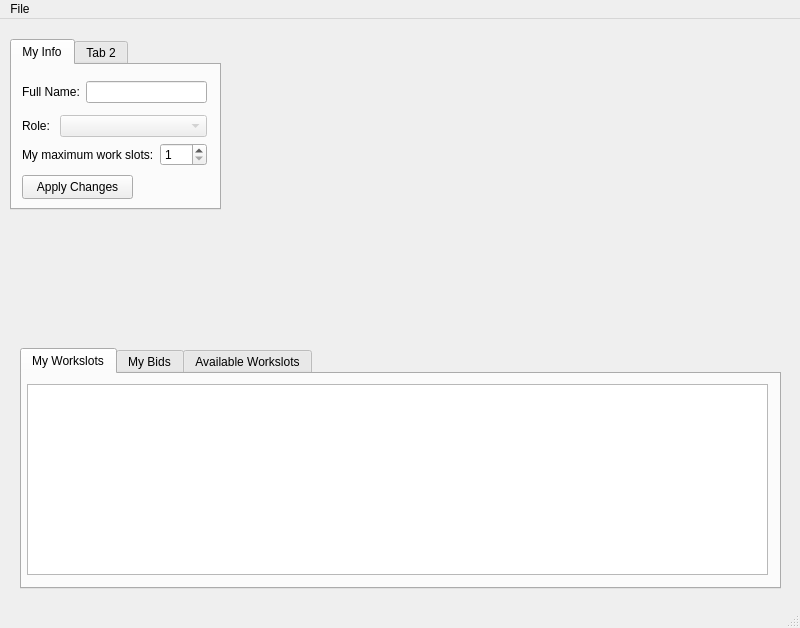
Old version of the form QtCafeWorkforceManager/CafeStaffWindow.ui in the repository wreathe-unreal/CSIT314-Project.
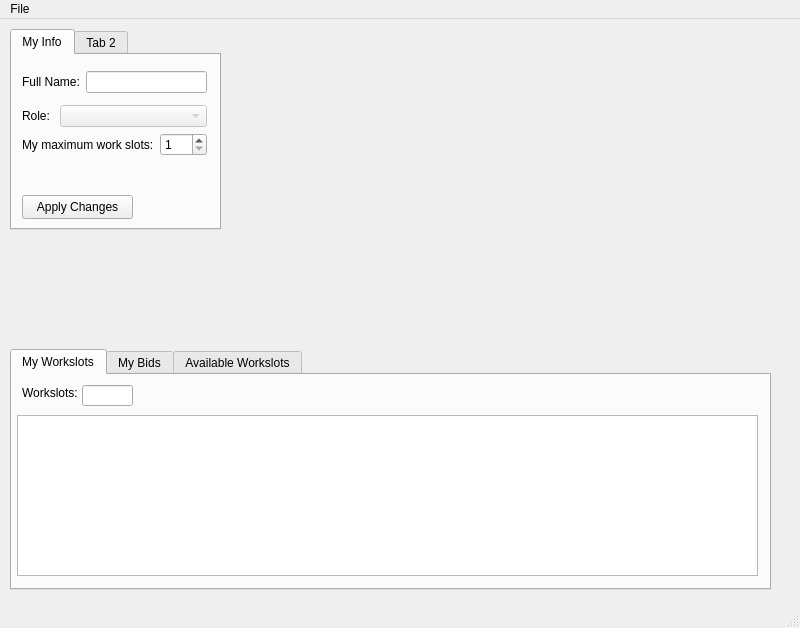
New version of the form.

Patch:
```diff
--- a/QtCafeWorkforceManager/CafeStaffWindow.ui
+++ b/QtCafeWorkforceManager/CafeStaffWindow.ui
@@ -17,8 +17,8 @@
    <widget class="QTabWidget" name="tabWidget">
     <property name="geometry">
      <rect>
-      <x>20</x>
-      <y>329</y>
+      <x>10</x>
+      <y>330</y>
       <width>761</width>
       <height>241</height>
      </rect>
@@ -34,12 +34,35 @@
       <property name="geometry">
        <rect>
         <x>5</x>
-        <y>10</y>
+        <y>40</y>
         <width>741</width>
-        <height>191</height>
+        <height>161</height>
        </rect>
       </property>
      </widget>
+     <widget class="QLineEdit" name="workslotText">
+      <property name="geometry">
+       <rect>
+        <x>70</x>
+        <y>10</y>
+        <width>51</width>
+        <height>21</height>
+       </rect>
+      </property>
+     </widget>
+     <widget class="QLabel" name="label_6">
+      <property name="geometry">
+       <rect>
+        <x>10</x>
+        <y>10</y>
+        <width>61</width>
+        <height>16</height>
+       </rect>
+      </property>
+      <property name="text">
+       <string>Workslots:</string>
+      </property>
+     </widget>
     </widget>
     <widget class="QWidget" name="tab_2">
      <attribute name="title">
@@ -143,9 +166,9 @@
     <property name="geometry">
      <rect>
       <x>10</x>
-      <y>20</y>
+      <y>10</y>
       <width>211</width>
-      <height>171</height>
+      <height>201</height>
      </rect>
     </property>
     <property name="currentIndex">
@@ -159,7 +182,7 @@
       <property name="geometry">
        <rect>
         <x>10</x>
-        <y>110</y>
+        <y>140</y>
         <width>111</width>
         <height>24</height>
        </rect>
```
